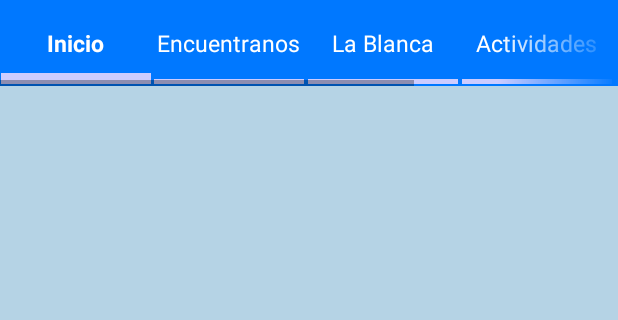
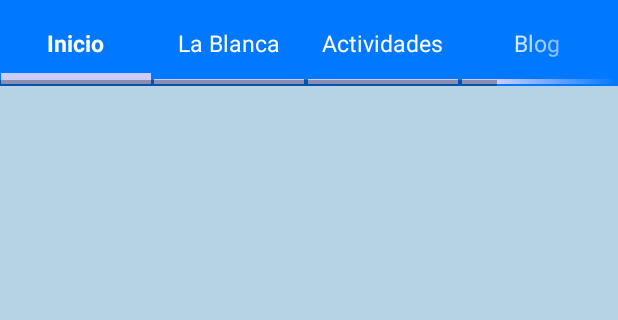
Before and after one commit to GasteizkoMargolariak/GasteizkoMargolariakApp, an Android app: the layout activity_main.xml on its own in the app's theme, with its tools: preview values and no code run, on a phone screen of 412 x 824 dp, the part 165-485 px from its top. Run offline under Robolectric (Android 15) with nearby library versions, the phone set to English and light mode, and no system bars.

Commit message:
Location section hidden by default.

```diff
--- a/app/src/main/res/layout/activity_main.xml
+++ b/app/src/main/res/layout/activity_main.xml
@@ -141,37 +141,38 @@
 			</RelativeLayout>
 
 			<RelativeLayout
-				android:orientation="vertical"
+				android:id="@+id/rl_menu_location"
 				android:layout_width="100dp"
 				android:layout_height="match_parent"
-				android:id="@+id/rl_menu_location"
 				android:layout_marginLeft="1dp"
-				android:layout_marginRight="1dp">
+				android:layout_marginRight="1dp"
+				android:orientation="vertical"
+				android:visibility="gone">
 
 				<TextView
+					android:id="@+id/tv_menu_location"
 					android:layout_width="wrap_content"
 					android:layout_height="wrap_content"
+					android:layout_centerInParent="true"
+					android:layout_gravity="top"
+					android:text="@string/menu_location"
 					android:textAppearance="?android:attr/textAppearanceMedium"
-					android:text="@string/menu_location"
-					android:layout_gravity="top"
-					android:textSize="15sp"
-					android:layout_centerInParent="true"
-					android:id="@+id/tv_menu_location"
-					android:textColor="@color/menu_entry"/>
+					android:textColor="@color/menu_entry"
+					android:textSize="15sp"/>
 
 				<ImageView
+					android:id="@+id/iv_menu_location"
 					android:layout_width="match_parent"
-					android:id="@+id/iv_menu_location"
-					android:background="@color/menu_selected"
-					android:alpha="1"
-					android:layout_gravity="bottom"
-					android:layout_alignParentStart="false"
+					android:layout_height="3dp"
+					android:layout_alignParentBottom="true"
 					android:layout_alignParentEnd="false"
 					android:layout_alignParentLeft="false"
 					android:layout_alignParentRight="false"
-					android:layout_alignParentBottom="true"
-					tools:ignore="ContentDescription"
-					android:layout_height="3dp"/>
+					android:layout_alignParentStart="false"
+					android:layout_gravity="bottom"
+					android:alpha="1"
+					android:background="@color/menu_selected"
+					tools:ignore="ContentDescription"/>
 			</RelativeLayout>
 
 			<RelativeLayout
```
